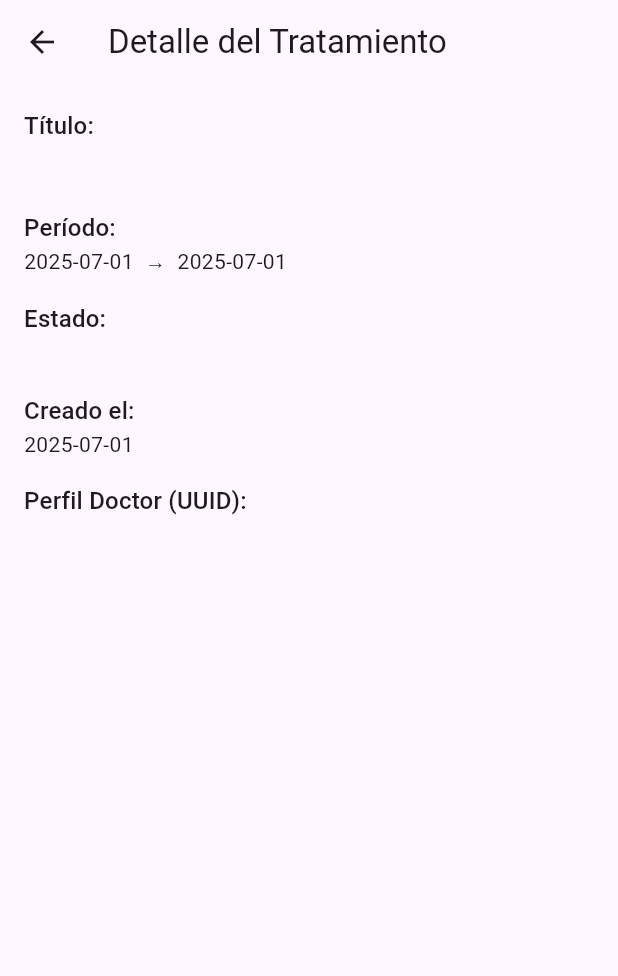
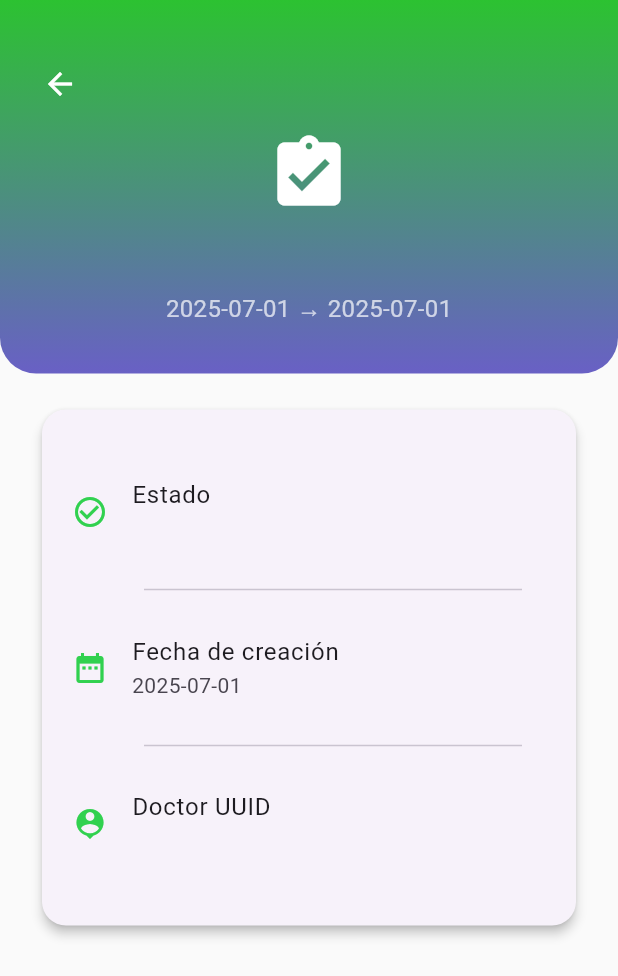
Before and after one commit to OnControlUPC/OnControl-flutter, a Flutter app: the TreatmentDetailPage screen opened directly with empty values, on a phone screen of 412 x 824 dp. Shown: the top 976 px of the screen. Run offline on Flutter 3.47's test engine with Material 3 defaults, Android fonts, the phone set to English and light mode, and no system bars; our stand-ins replace equatable, flutter_bloc, flutter_secure_storage, shared_preferences, table_calendar; accounts and stored records are empty.

Commit message:
feat: update design of treatment_detail_page.dart

```diff
--- a/lib/features/treatments/presentation/pages/treatment_detail_page.dart
+++ b/lib/features/treatments/presentation/pages/treatment_detail_page.dart
@@ -9,41 +9,127 @@ class TreatmentDetailPage extends StatelessWidget {
   const TreatmentDetailPage({Key? key, required this.treatment})
       : super(key: key);
 
-  String _formatDate(DateTime date) {
-    return date.toLocal().toString().split(' ')[0];
-  }
+  String _formatDate(DateTime date) =>
+      date.toLocal().toString().split(' ')[0];
 
   @override
   Widget build(BuildContext context) {
     final theme = Theme.of(context).textTheme;
 
     return Scaffold(
-      appBar: AppBar(title: const Text('Detalle del Tratamiento')),
-      body: Padding(
-        padding: const EdgeInsets.all(16),
+      backgroundColor: Colors.grey.shade50,
+      body: SafeArea(
         child: Column(
-          crossAxisAlignment: CrossAxisAlignment.start,
           children: [
-            Text('Título:', style: theme.titleMedium),
-            Text(treatment.title, style: theme.titleLarge),
-            const SizedBox(height: 16),
-            Text('Período:', style: theme.titleMedium),
+            // Encabezado degradado
+            Container(
+  width: double.infinity,
+  padding: const EdgeInsets.symmetric(vertical: 32, horizontal: 16),
+  decoration: const BoxDecoration(
+    gradient: LinearGradient(
+      colors: [
+        Color.fromARGB(255, 44, 194, 49),
+        Color.fromARGB(255, 105, 96, 197),
+      ],
+      begin: Alignment.topCenter,
+      end: Alignment.bottomCenter,
+    ),
+    borderRadius: BorderRadius.only(
+      bottomLeft: Radius.circular(24),
+      bottomRight: Radius.circular(24),
+    ),
+  ),
+  child: Column(
+    crossAxisAlignment: CrossAxisAlignment.start,
+    children: [
+      IconButton(
+        icon: const Icon(Icons.arrow_back, color: Colors.white),
+        onPressed: () => Navigator.of(context).pop(),
+      ),
+      const SizedBox(height: 8),
+      Center(
+        child: Column(
+          children: [
+            const Icon(Icons.assignment_turned_in, size: 56, color: Colors.white),
+            const SizedBox(height: 12),
             Text(
-              '${_formatDate(treatment.startDate)}  →  ${_formatDate(treatment.endDate)}',
-              style: theme.bodyMedium,
+              treatment.title,
+              style: const TextStyle(
+                color: Colors.white,
+                fontSize: 22,
+                fontWeight: FontWeight.bold,
+              ),
             ),
-            const SizedBox(height: 16),
-            Text('Estado:', style: theme.titleMedium),
-            Text(treatment.status, style: theme.bodyMedium),
-            const SizedBox(height: 16),
-            Text('Creado el:', style: theme.titleMedium),
-            Text(_formatDate(treatment.createdAt), style: theme.bodyMedium),
-            const SizedBox(height: 16),
-            Text('Perfil Doctor (UUID):', style: theme.titleMedium),
-            Text(treatment.doctorProfileUuid, style: theme.bodyMedium),
+            const SizedBox(height: 6),
+            Text(
+              '${_formatDate(treatment.startDate)} → ${_formatDate(treatment.endDate)}',
+              style: const TextStyle(color: Colors.white70, fontSize: 16),
+            ),
+          ],
+        ),
+      ),
+    ],
+  ),
+),
+
+
+            const SizedBox(height: 20),
+
+            // Tarjeta de detalles (no se expande)
+            Padding(
+              padding: const EdgeInsets.symmetric(horizontal: 24),
+              child: Card(
+                shape: RoundedRectangleBorder(
+                  borderRadius: BorderRadius.circular(16),
+                ),
+                elevation: 3,
+                child: Padding(
+                  padding:
+                      const EdgeInsets.symmetric(horizontal: 20, vertical: 24),
+                  child: Column(
+                    crossAxisAlignment: CrossAxisAlignment.start,
+                    children: [
+                      _infoRow(
+                        icon: Icons.check_circle_outline,
+                        label: 'Estado',
+                        value: treatment.status,
+                      ),
+                      const Divider(indent: 48, endIndent: 16),
+                      _infoRow(
+                        icon: Icons.date_range,
+                        label: 'Fecha de creación',
+                        value: _formatDate(treatment.createdAt),
+                      ),
+                      const Divider(indent: 48, endIndent: 16),
+                      _infoRow(
+                        icon: Icons.person_pin,
+                        label: 'Doctor UUID',
+                        value: treatment.doctorProfileUuid,
+                      ),
+                    ],
+                  ),
+                ),
+              ),
+            ),
+
+            const Spacer(),
+            const SizedBox(height: 32),
           ],
         ),
       ),
     );
   }
+
+  Widget _infoRow({
+    required IconData icon,
+    required String label,
+    required String value,
+  }) {
+    return ListTile(
+      leading: Icon(icon, color: const Color.fromARGB(255, 49, 209, 79)),
+      title: Text(label),
+      subtitle: Text(value),
+      contentPadding: const EdgeInsets.symmetric(vertical: 8),
+    );
+  }
 }
```
